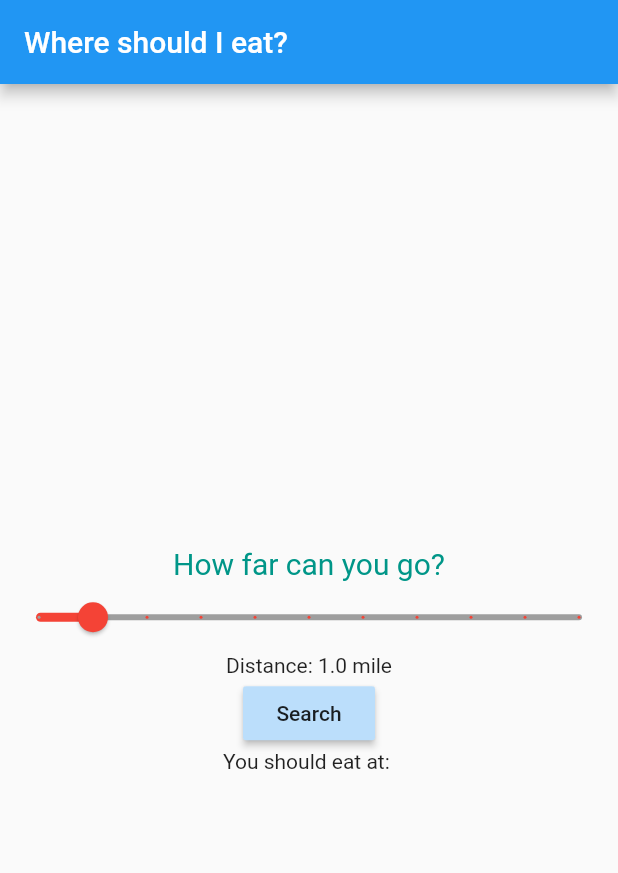
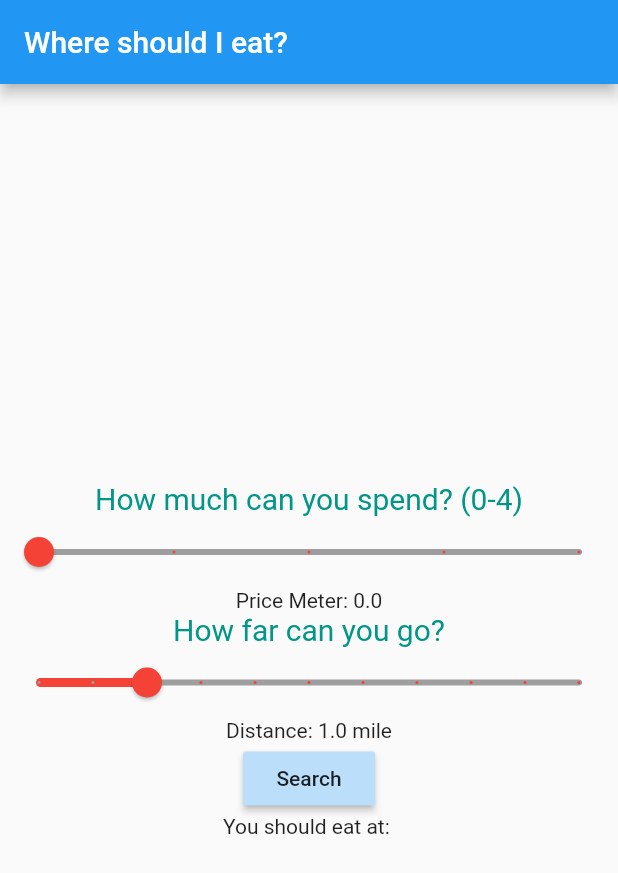
Before and after one commit to gosulap/Restaurant-Randomizer, a Flutter app: the screen it shows after launch, on a phone screen of 412 x 824 dp. Shown: the top 873 px of the screen. Run offline on Flutter 3.47's test engine with Material 2 defaults, Android fonts, the phone set to English and light mode, and no system bars; our stand-ins replace dio, location; network calls fail; statements that could not run were skipped.

Commit message:
i cant tell if this stuff is working but it looks right

```diff
--- a/rr/lib/main.dart
+++ b/rr/lib/main.dart
@@ -28,6 +28,9 @@ class MyAppState extends State<MyApp>{
   // vars for the first slider
   double distance = 1.0;
   String distanceMessage = "Distance: 1.0 mile";
+
+  // vars for the second slider
+  double price = 0.0;
 
   // string for the final answer
   String goHere = "";
@@ -66,6 +69,18 @@ class MyAppState extends State<MyApp>{
           child:Column(
             mainAxisAlignment: MainAxisAlignment.center,
             children: <Widget>[
+              Text("How much can you spend? (0-4)", style: TextStyle(fontSize: 20.0, color: Colors.teal),),
+              Slider(
+                value: price,
+                onChanged: (double e) => changedp(e),
+                activeColor: Colors.red,
+                inactiveColor: Colors.grey,
+                divisions: 4,
+                label: "Slider",
+                max: 4.0,
+                min: 0.0
+              ),
+              Text("Price Meter: ${price.toString()}"),
               Text("How far can you go?", style: TextStyle(fontSize: 20.0, color: Colors.teal),),
               Slider(
                 value: distance,
@@ -74,7 +89,7 @@ class MyAppState extends State<MyApp>{
                 inactiveColor: Colors.grey,
                 divisions: 10,
                 label: "Slider",
-                max: 10.0,
+                max: 5.0,
                 min: 0.0
               ),
               Text(distanceMessage),
@@ -92,6 +107,12 @@ class MyAppState extends State<MyApp>{
       distance = e;
 
       distanceMessage = "Distance: ${e.toString()} mile(s)";
+    });
+  }
+
+  void changedp(e){
+    setState(() {
+      price = e;
     });
   }
 
@@ -120,7 +141,7 @@ class MyAppState extends State<MyApp>{
   Future<List<Place>> getNearby() async{
         radius = (distance*1609.34);
         print(radius);
-        String url = "https://maps.googleapis.com/maps/api/place/nearbysearch/json?location=${currentLocation['latitude']},${currentLocation['longitude']}&radius=${radius.toString()}&type=restaurant&key=AIzaSyA6LYlJFjgHgaftXDrKNkrmcjJWzyU4Rfg";
+        String url = "https://maps.googleapis.com/maps/api/place/nearbysearch/json?location=${currentLocation['latitude']},${currentLocation['longitude']}&radius=${radius.toString()}&type=restaurant&minprice=0&maxprice=${price.toString()}&key=AIzaSyA6LYlJFjgHgaftXDrKNkrmcjJWzyU4Rfg";
         var response = await http.get(url, headers:{"Accept":"application/json"});
 
         var places = <Place>[];
```
